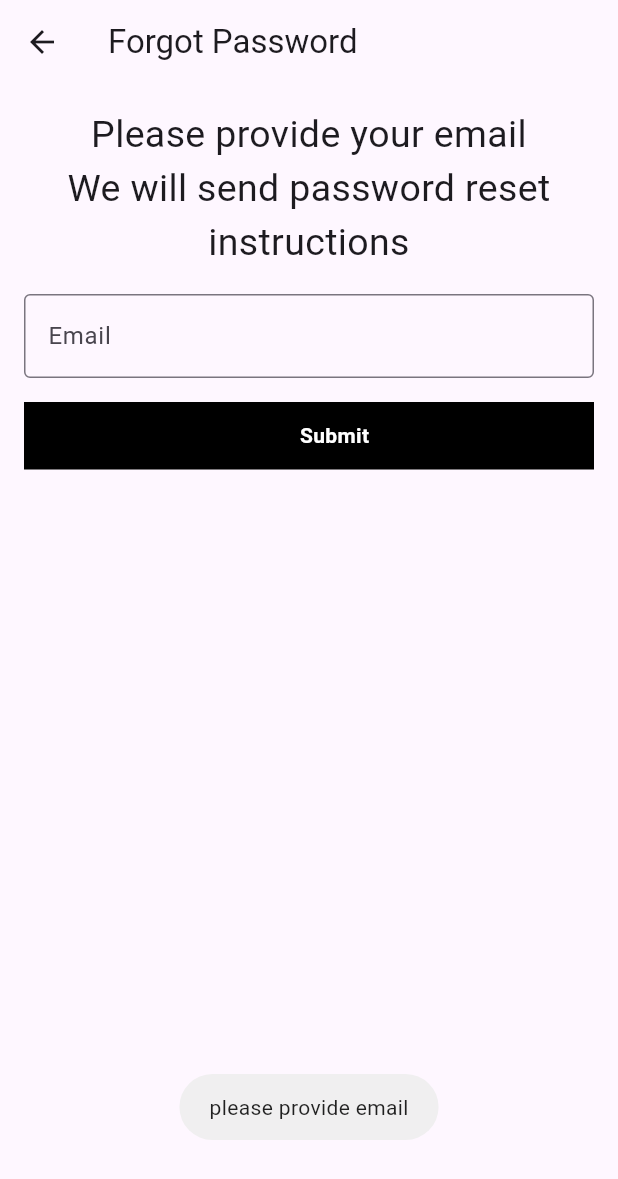
After one commit to sadiqawan/FYP_app, a Flutter app: the ForgotPasswordScreen screen opened directly, after a tap on "Submit", on a phone screen of 412 x 824 dp. The commit adds this screen. Shown: the top 1179 px of the screen. Run offline on Flutter 3.47's test engine with Material 3 defaults, Android fonts, the phone set to English and light mode, and no system bars; our stand-ins replace cached_network_image, carousel_slider, cloud_firestore, curved_navigation_bar, firebase_auth, firebase_core and 7 more; missing offline and left inert: persistent_shopping_cart; accounts and stored records are empty.

Commit message:
forget email done

```diff
--- a/lib/custom_tabs/auth_tabs/sigin_tab.dart
+++ b/lib/custom_tabs/auth_tabs/sigin_tab.dart
@@ -5,6 +5,7 @@ import 'package:flutter/material.dart';
 import 'package:fluttertoast/fluttertoast.dart';
 
 import '../../custom_widget/login_custom_button.dart';
+import '../../screens/auth_screen/forget_password.dart';
 
 class SignInTab extends StatefulWidget {
   const SignInTab({super.key});
@@ -102,7 +103,11 @@ class _SignInTabState extends State<SignInTab> {
                   height: 25,
                 ),
                 TextButton(
-                    onPressed: () {}, child: const Text('Forgot password?')),
+                    onPressed: () {
+                      Navigator.of(context).push(MaterialPageRoute(builder: (context){
+                        return const ForgotPasswordScreen();
+                      }));
+                    }, child: const Text('Forgot password?')),
                 const SizedBox(
                   height: 30,
                 ),
--- /dev/null
+++ b/lib/screens/auth_screen/forget_password.dart
@@ -0,0 +1,80 @@
+import 'package:final_year_project/custom_widget/login_custom_button.dart';
+import 'package:firebase_auth/firebase_auth.dart';
+import 'package:flutter/material.dart';
+import 'package:fluttertoast/fluttertoast.dart';
+import 'package:gap/gap.dart';
+
+class ForgotPasswordScreen extends StatefulWidget {
+  const ForgotPasswordScreen({super.key});
+
+  @override
+  State<ForgotPasswordScreen> createState() => _ForgotPasswordScreenState();
+}
+
+class _ForgotPasswordScreenState extends State<ForgotPasswordScreen> {
+  late TextEditingController emailC;
+
+  @override
+  void initState() {
+    emailC = TextEditingController();
+    super.initState();
+  }
+
+  @override
+  void dispose() {
+    emailC.dispose();
+    super.dispose();
+  }
+
+  @override
+  Widget build(BuildContext context) {
+    return Scaffold(
+      appBar: AppBar(
+        title: const Text('Forgot Password'),
+      ),
+      body: Padding(
+        padding: const EdgeInsets.all(16),
+        child: Column(
+          children: [
+            const Text(
+              'Please provide your email\nWe will send password reset instructions',
+              textAlign: TextAlign.center,
+              style: TextStyle(fontSize: 25),
+            ),
+            const Gap(16),
+            TextField(
+              controller: emailC,
+              decoration: const InputDecoration(
+                hintText: 'Email',
+                border: OutlineInputBorder(),
+              ),
+            ),
+            const Gap(16),
+            CustomButton(
+                backgroundColor: Colors.black,
+                text: 'Submit',
+                textStyle:
+                   const  TextStyle(color: Colors.white, fontWeight: FontWeight.bold),
+                onTap: () async {
+                  String email = emailC.text.trim();
+
+                  if (email.isNotEmpty) {
+                    try {
+                      await FirebaseAuth.instance
+                          .sendPasswordResetEmail(email: email);
+                      emailC.clear();
+
+                      Fluttertoast.showToast(msg: 'Email Sent', fontSize: 30);
+                    } on FirebaseAuthException catch (e) {
+                      Fluttertoast.showToast(msg: e.message!, fontSize: 30);
+                    }
+                  } else {
+                    Fluttertoast.showToast(msg: "please provide email");
+                  }
+                }),
+          ],
+        ),
+      ),
+    );
+  }
+}
--- a/lib/screens/auth_screen/login_screen.dart
+++ b/lib/screens/auth_screen/login_screen.dart
@@ -51,7 +51,7 @@ class _LoginScreenState extends State<LoginScreen> {
               ),
 
 
-              Divider(),
+            const  Divider(),
               ListTile(
                 leading: const Icon(Icons.email_outlined),
                 title: const Text('support@email.com'),
```
